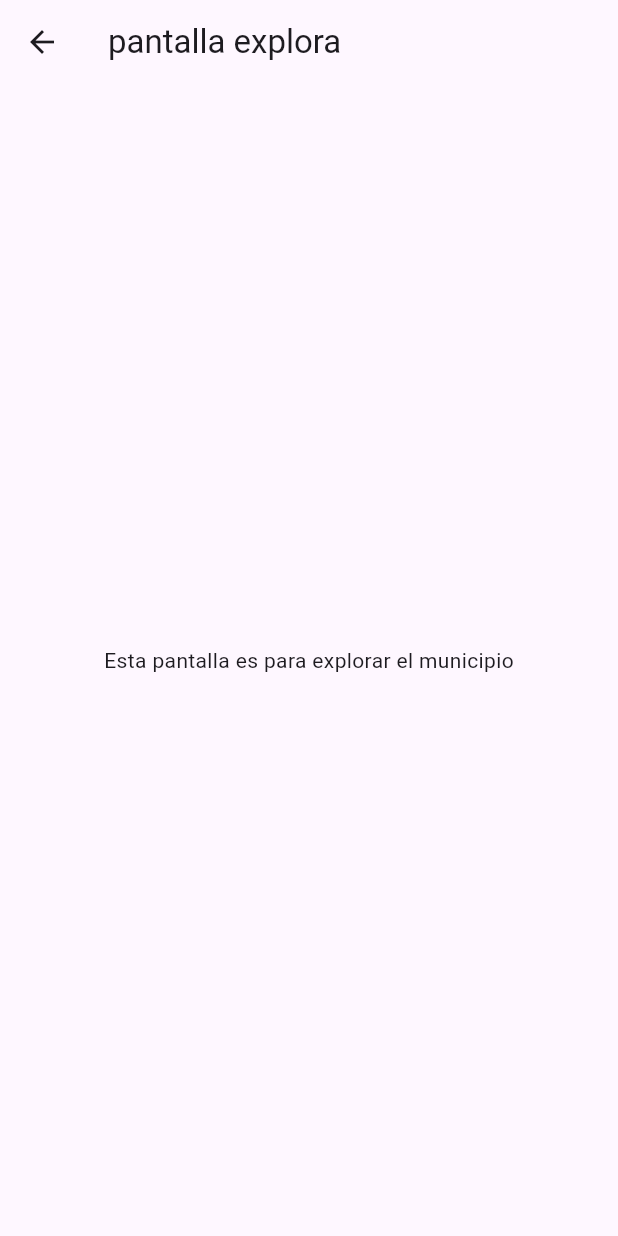
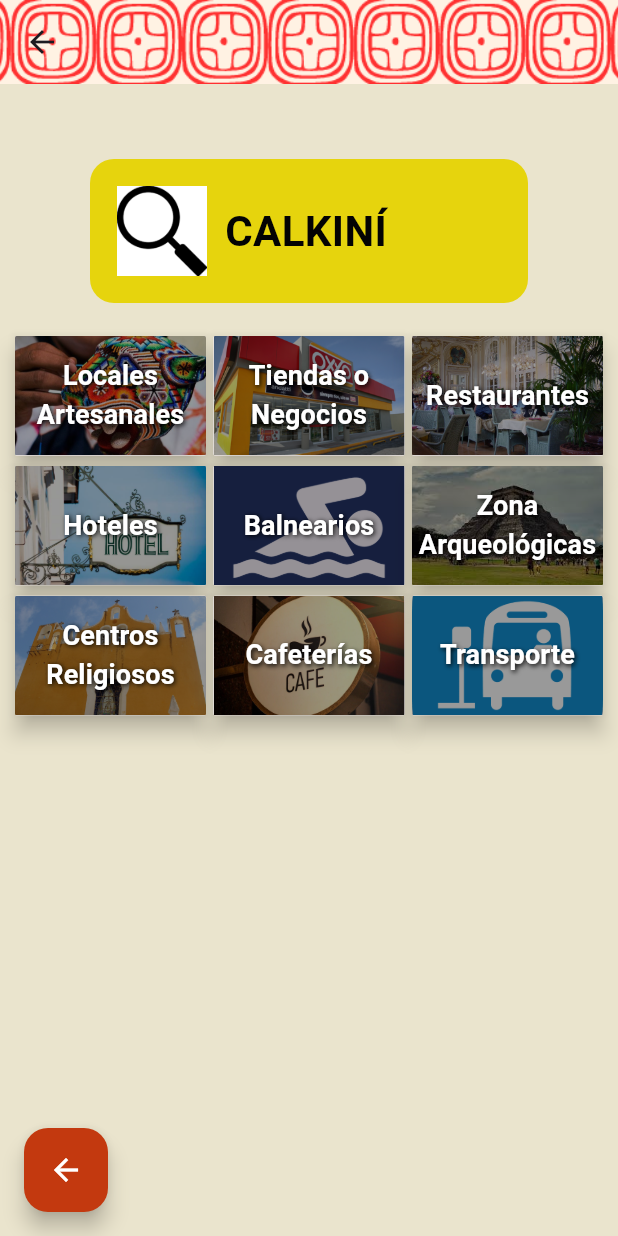
Before and after one commit to Fernando-Puc/GeoCam, a Flutter app: the explora screen opened directly, on a phone screen of 412 x 824 dp. Run offline on Flutter 3.47's test engine with Material 3 defaults, Android fonts, the phone set to English and light mode, and no system bars.

Commit message:
diseño de la pantalla explora

```diff
--- a/geo_cam_app/lib/screens/explora.dart
+++ b/geo_cam_app/lib/screens/explora.dart
@@ -1,15 +1,177 @@
 import 'package:flutter/material.dart';
+import 'pantallaCK.dart';
+import 'pantallaBC.dart';
+import 'pantallaDZ.dart';
+import 'pantallaNK.dart';
 
 class explora extends StatelessWidget {
   const explora({super.key});
-
   @override
   Widget build(BuildContext context) {
     return Scaffold(
-      appBar: AppBar(title: const Text ("pantalla explora")),
-      body: const Center(
-        child: Text("Esta pantalla es para explorar el municipio"),
+       backgroundColor: const Color.fromARGB(255, 234, 228, 205),
+      appBar: AppBar(
+        centerTitle: true,
+        flexibleSpace: Stack(
+          fit: StackFit.expand,
+          children: [
+            Image.asset(
+              'lib/assets/images/DiseñoHF.png',
+              fit: BoxFit.cover,
+            ),
+          ],
+        ),
+        backgroundColor: Colors.transparent,
+      ),
+      floatingActionButton: FloatingActionButton(
+        onPressed: () {
+          Navigator.pop(context);
+        },
+        backgroundColor: const Color.fromARGB(255, 195, 57, 15),
+        child: const Icon(Icons.arrow_back, color: Colors.white),
+      ),
+      floatingActionButtonLocation: FloatingActionButtonLocation.startFloat,
+      body: Column(
+        children: [
+          const SizedBox(height: 50),
+          Padding(
+            padding: const EdgeInsets.symmetric(horizontal: 60),
+            child: Container(
+              padding: const EdgeInsets.all(18),
+              decoration: BoxDecoration(
+                color: const Color.fromARGB(255, 230, 212, 13),
+                borderRadius: BorderRadius.circular(16),
+              ),
+              child: Row(
+                crossAxisAlignment: CrossAxisAlignment.center,
+                children: [
+                  Image.asset(
+                    'lib/assets/images/lupa.png',
+                    width: 60,
+                    height: 60,
+                  ),
+                  const SizedBox(width: 12),
+                  const Expanded(
+                    child: Column(
+                      crossAxisAlignment: CrossAxisAlignment.start,
+                      children: [
+                        Text(
+                          'CALKINÍ',
+                          style: TextStyle(
+                            fontSize: 28,
+                            fontWeight: FontWeight.bold,
+                            color: Color.fromARGB(255, 3, 3, 3),
+                          ),
+                        ),
+                      ],
+                    ),
+                  ),
+                ],
+              ),
+            ),
+          ),
+          const SizedBox(height: 12),
+          Expanded(
+            child: Padding(
+              padding: const EdgeInsets.all(10),
+              child: GridView.count(
+                crossAxisCount: 3,
+                crossAxisSpacing: 5,
+                mainAxisSpacing: 7,
+                childAspectRatio: 1.6,
+                children: [
+                  _buildButton(context, "Locales Artesanales",const PantallaCK(),
+                    'lib/assets/images/artesania.jpg'),
+                  _buildButton(context, "Tiendas o Negocios", const PantallaBC(),
+                    'lib/assets/images/tiendas.jpg'),
+                  _buildButton(context, "Restaurantes", const PantallaDZ(),
+                    'lib/assets/images/restaurante.jpg'),
+                  _buildButton(context, "Hoteles", const PantallaNK(),
+                    'lib/assets/images/hotel.jpeg'),
+                  _buildButton(context, "Balnearios", const PantallaNK(),
+                    'lib/assets/images/piscina.png'),
+                  _buildButton(context, "Zona Arqueológicas", const PantallaNK(),
+                    'lib/assets/images/zonaarq.jpg'),
+                  _buildButton(context, "Centros Religiosos", const PantallaNK(),
+                    'lib/assets/images/religion.jpg'),
+                  _buildButton(context, "Cafeterías", const PantallaNK(),
+                    'lib/assets/images/cafeteria.jpg'),
+                  _buildButton(context, "Transporte", const PantallaNK(),
+                    'lib/assets/images/transporte.png'),
+                ],
+              ),
+            ),
+          ),
+        ],
       ),
     );
   }
 }
+
+class exploraBC extends StatelessWidget {
+  @override
+  Widget build(BuildContext context) {
+    return Scaffold(
+      appBar: AppBar(title: const Text("pantalla explora para bécal")),
+      body: const Center(
+        child: Text("Esta pantalla es para explorar el municipio de becal"),
+      ),
+    );
+  }
+}
+
+//control de botones
+Widget _buildButton(
+  BuildContext context,
+  String text,
+  Widget screen,
+  String imagePath,
+) {
+  return ElevatedButton(
+    onPressed: () {
+      Navigator.push(
+        context,
+        MaterialPageRoute(builder: (context) => screen),
+      );
+    },
+    style: ElevatedButton.styleFrom(
+      padding: EdgeInsets.zero,
+      shape: RoundedRectangleBorder(
+        borderRadius: BorderRadius.circular(1),
+      ),
+      elevation: 6,
+    ),
+    child: Ink(
+      decoration: BoxDecoration(
+        image: DecorationImage(
+          image: AssetImage(imagePath),
+          fit: BoxFit.cover,
+          colorFilter: ColorFilter.mode(
+            Colors.black.withOpacity(0.40),
+            BlendMode.darken,
+          ),
+        ),
+        borderRadius: BorderRadius.circular(1),
+      ),
+      child: Container(
+        alignment: Alignment.center,
+        child: Text(
+          text,
+          textAlign: TextAlign.center,
+          style: const TextStyle(
+            fontSize: 18,
+            color: Colors.white,
+            fontWeight: FontWeight.bold,
+            shadows: [
+              Shadow(
+                color: Colors.black,
+                offset: Offset(1, 1),
+                blurRadius: 4,
+              ),
+            ],
+          ),
+        ),
+      ),
+    ),
+  );
+}
```
Also changed, not shown: geo_cam_app/pubspec.yaml (+11 -0 lines), geo_cam_app/lib/assets/images/artesania.jpg (added), geo_cam_app/lib/assets/images/cafeteria.jpg (added), geo_cam_app/lib/assets/images/hotel.jpeg (added), geo_cam_app/lib/assets/images/lupa.png (added), geo_cam_app/lib/assets/images/piscina.png (added), geo_cam_app/lib/assets/images/religion.jpg (added), geo_cam_app/lib/assets/images/restaurante.jpg (added), geo_cam_app/lib/assets/images/tiendas.jpg (added), geo_cam_app/lib/assets/images/transporte.png (added), geo_cam_app/lib/assets/images/zonaarq.jpg (added).
